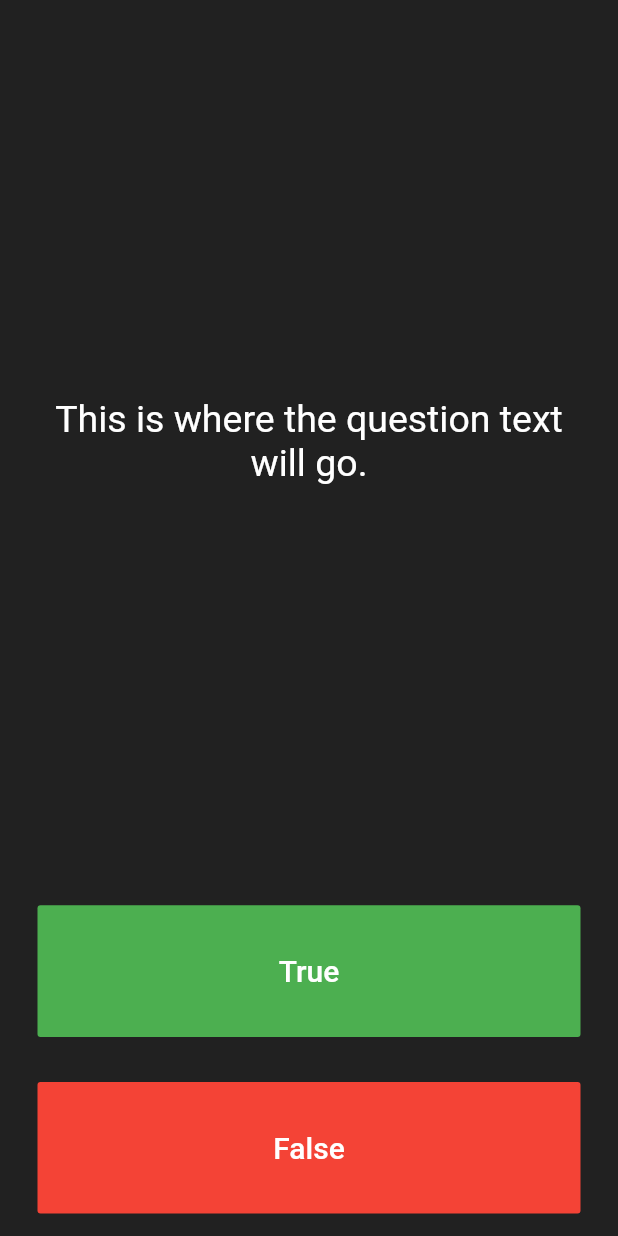
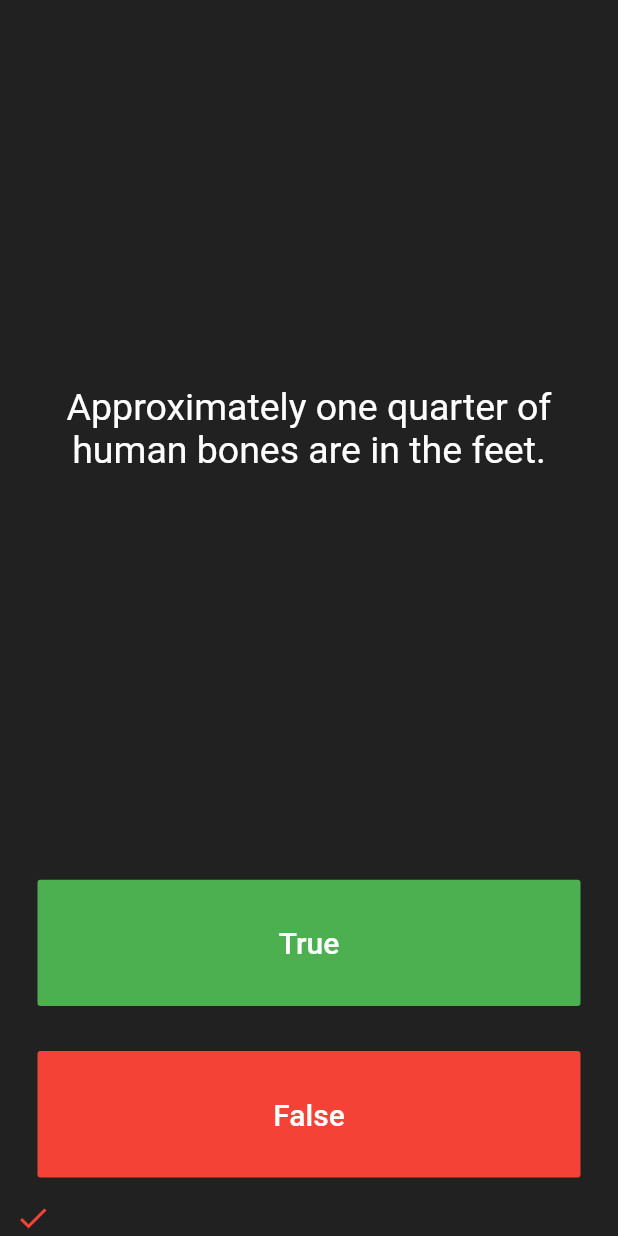
Before and after one commit to jedchoi/quizzler-flutter, a Flutter app: the screen it shows after launch, after a tap on "True", on a phone screen of 412 x 824 dp. Run offline on Flutter 3.47's test engine with Material 2 defaults, Android fonts, the phone set to English and light mode, and no system bars.

Commit message:
문제를 출력하고, 선택한 답변에 따라 정답/오답을 출력해주도록 구현

```diff
--- a/lib/main.dart
+++ b/lib/main.dart
@@ -25,6 +25,15 @@ class QuizPage extends StatefulWidget {
 }
 
 class _QuizPageState extends State<QuizPage> {
+  List<Widget> scoreKeeper = [];
+  List<String> question = [
+    'You can lead a cow down stairs but not up stairs.',
+    'Approximately one quarter of human bones are in the feet.',
+    'A slug\'s blood is green.',
+  ];
+  int questionNumber = 0;
+  List<bool> answer = [false, true, true];
+
   @override
   Widget build(BuildContext context) {
     return Column(
@@ -37,7 +46,7 @@ class _QuizPageState extends State<QuizPage> {
             padding: EdgeInsets.all(10.0),
             child: Center(
               child: Text(
-                'This is where the question text will go.',
+                question[questionNumber],
                 textAlign: TextAlign.center,
                 style: TextStyle(
                   fontSize: 25.0,
@@ -62,6 +71,24 @@ class _QuizPageState extends State<QuizPage> {
               ),
               onPressed: () {
                 //The user picked true.
+
+                if (answer[questionNumber] == true) {
+                  scoreKeeper.add(Icon(
+                    Icons.check,
+                    color: Colors.green,
+                  ));
+                } else {
+                  scoreKeeper.add(Icon(
+                    Icons.check,
+                    color: Colors.red,
+                  ));
+                }
+
+                setState(() {
+                  // scoreKeeper.clear();
+                  questionNumber++;
+                  print(questionNumber);
+                });
               },
             ),
           ),
@@ -79,19 +106,31 @@ class _QuizPageState extends State<QuizPage> {
                 ),
               ),
               onPressed: () {
-                //The user picked false.
+                if (answer[questionNumber] == false) {
+                  scoreKeeper.add(Icon(
+                    Icons.check,
+                    color: Colors.green,
+                  ));
+                } else {
+                  scoreKeeper.add(Icon(
+                    Icons.check,
+                    color: Colors.red,
+                  ));
+                }
+
+                setState(() {
+                  questionNumber++;
+                  print(questionNumber);
+                });
               },
             ),
           ),
         ),
         //TODO: Add a Row here as your score keeper
+        Row(
+          children: scoreKeeper,
+        )
       ],
     );
   }
 }
-
-/*
-question1: 'You can lead a cow down stairs but not up stairs.', false,
-question2: 'Approximately one quarter of human bones are in the feet.', true,
-question3: 'A slug\'s blood is green.', true,
-*/
```
